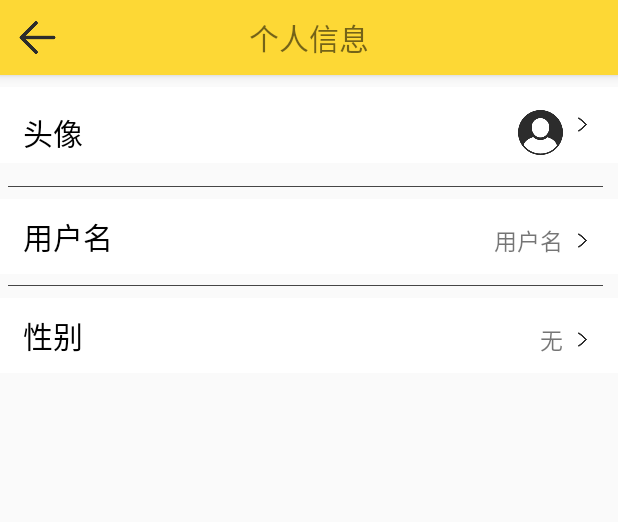
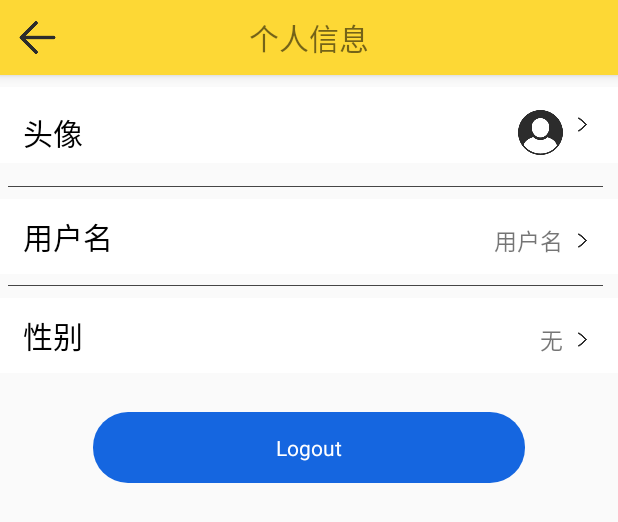
Before and after one commit to LoveYou3000/2903TallyBook, an Android app: the layout activity_personal_info.xml on its own in the app's theme, with its tools: preview values and no code run, on a phone screen of 412 x 824 dp. Shown: the top 522 px of the screen. Run offline under Robolectric (Android 15) with nearby library versions, the phone set to English and light mode, and no system bars.

Commit message:
修改退出按钮的位置

```diff
--- a/app/src/main/res/layout/activity_personal_info.xml
+++ b/app/src/main/res/layout/activity_personal_info.xml
@@ -181,6 +181,28 @@
 
         </LinearLayout>
 
+        <LinearLayout
+            android:layout_width="match_parent"
+            android:layout_height="match_parent"
+            android:gravity="bottom">
+
+            <TextView
+                android:id="@+id/logout"
+                android:layout_width="match_parent"
+                android:layout_height="match_parent"
+                android:layout_marginLeft="62dp"
+                android:layout_marginTop="18.7dp"
+                android:layout_marginRight="62dp"
+                android:background="@drawable/blue_fill__rounded_color"
+                android:gravity="center"
+                android:paddingTop="14dp"
+                android:paddingBottom="14dp"
+                android:text="Logout"
+                android:textColor="#ffffff"
+                android:textSize="14sp" />
+
+        </LinearLayout>
+
     </LinearLayout>
 
 </androidx.coordinatorlayout.widget.CoordinatorLayout>
```
Also changed, not shown: app/src/main/java/com/example/tallybook/activity/PersonalInfo.java (+29 -1 lines), app/src/main/java/com/example/tallybook/fragment/FragmentMine.java (+1 -22 lines), app/src/main/res/layout/fragment_mine.xml (+0 -21 lines).
